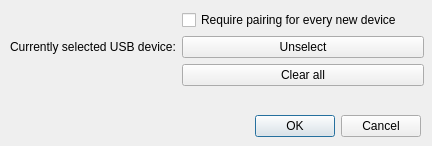
Old version of the form src/ui/SettingsDevices/settingsdevices.ui in the repository GrzybDev/OpenMicServer.
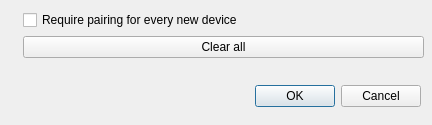
New version of the form.

Commit message: Removed currently selected USB device button

Diff of the .ui file:
```diff
--- a/src/ui/SettingsDevices/settingsdevices.ui
+++ b/src/ui/SettingsDevices/settingsdevices.ui
@@ -7,7 +7,7 @@
     <x>0</x>
     <y>0</y>
     <width>432</width>
-    <height>146</height>
+    <height>125</height>
    </rect>
   </property>
   <property name="minimumSize">
@@ -19,7 +19,7 @@
   <property name="maximumSize">
    <size>
     <width>432</width>
-    <height>146</height>
+    <height>125</height>
    </size>
   </property>
   <property name="windowTitle">
@@ -29,7 +29,7 @@
    <property name="geometry">
     <rect>
      <x>80</x>
-     <y>110</y>
+     <y>80</y>
      <width>341</width>
      <height>32</height>
     </rect>
@@ -47,7 +47,7 @@
      <x>10</x>
      <y>10</y>
      <width>414</width>
-     <height>90</height>
+     <height>61</height>
     </rect>
    </property>
    <layout class="QFormLayout" name="formLayout">
@@ -58,31 +58,17 @@
       </property>
      </widget>
     </item>
-    <item row="3" column="1">
-     <widget class="QPushButton" name="clearAllBtn">
-      <property name="text">
-       <string>Clear all</string>
-      </property>
-     </widget>
-    </item>
-    <item row="3" column="0">
+    <item row="2" column="0">
      <widget class="QLabel" name="pairedLbl">
       <property name="text">
        <string/>
       </property>
      </widget>
     </item>
-    <item row="1" column="0">
-     <widget class="QLabel" name="usbSelectedLbl">
+    <item row="2" column="1">
+     <widget class="QPushButton" name="clearAllBtn">
       <property name="text">
-       <string>Currently selected USB device:</string>
-      </property>
-     </widget>
-    </item>
-    <item row="1" column="1">
-     <widget class="QPushButton" name="usbSelected">
-      <property name="text">
-       <string>Unselect</string>
+       <string>Clear all</string>
       </property>
      </widget>
     </item>
```
The commit also changes 2 other files.
